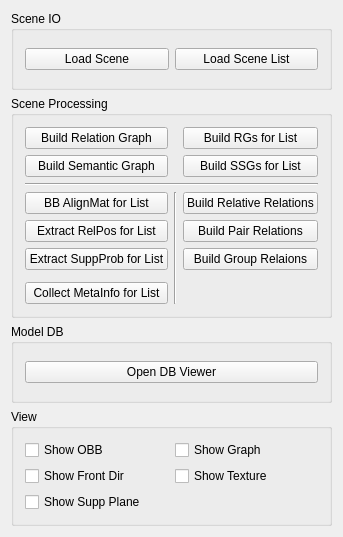
maruitx/text2scene-learning, file scene_lab/scene_lab_widget.ui: the form before one commit.
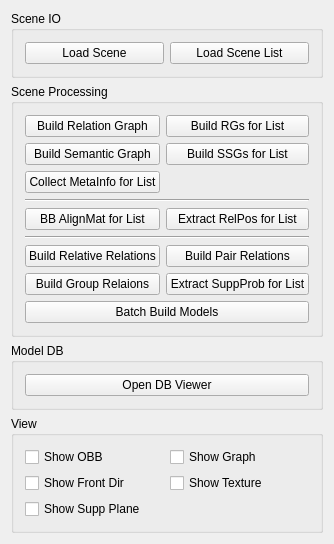
The form after the commit.

Commit message: add batch learning models

```diff
--- a/scene_lab/scene_lab_widget.ui
+++ b/scene_lab/scene_lab_widget.ui
@@ -43,94 +43,101 @@
       <string>Scene Processing</string>
      </property>
      <layout class="QGridLayout" name="gridLayout_3">
-      <item row="2" column="2">
-       <widget class="QPushButton" name="buildSSGForListButton">
-        <property name="text">
-         <string>Build SSGs for List</string>
-        </property>
-       </widget>
-      </item>
-      <item row="2" column="0">
-       <widget class="QPushButton" name="buildSemGraphButton">
-        <property name="text">
-         <string>Build Semantic Graph</string>
-        </property>
-       </widget>
-      </item>
-      <item row="1" column="2">
+      <item row="1" column="1">
        <widget class="QPushButton" name="buildRGForListButton">
         <property name="text">
          <string>Build RGs for List</string>
         </property>
        </widget>
       </item>
-      <item row="1" column="0">
-       <widget class="QPushButton" name="buildRelationGraphButton">
-        <property name="text">
-         <string>Build Relation Graph</string>
-        </property>
-       </widget>
-      </item>
-      <item row="7" column="0">
-       <widget class="QPushButton" name="computeBBAlignMatForListButton">
-        <property name="text">
-         <string>BB AlignMat for List</string>
-        </property>
-       </widget>
-      </item>
-      <item row="8" column="2">
+      <item row="10" column="1">
        <widget class="QPushButton" name="buildPairRelationButton">
         <property name="text">
          <string>Build Pair Relations</string>
         </property>
        </widget>
       </item>
-      <item row="7" column="2">
-       <widget class="QPushButton" name="buildRelativeRelationButton">
-        <property name="text">
-         <string>Build Relative Relations</string>
+      <item row="7" column="0" colspan="2">
+       <widget class="Line" name="line">
+        <property name="orientation">
+         <enum>Qt::Horizontal</enum>
         </property>
        </widget>
       </item>
       <item row="8" column="0">
+       <widget class="QPushButton" name="computeBBAlignMatForListButton">
+        <property name="text">
+         <string>BB AlignMat for List</string>
+        </property>
+       </widget>
+      </item>
+      <item row="1" column="0">
+       <widget class="QPushButton" name="buildRelationGraphButton">
+        <property name="text">
+         <string>Build Relation Graph</string>
+        </property>
+       </widget>
+      </item>
+      <item row="2" column="1">
+       <widget class="QPushButton" name="buildSSGForListButton">
+        <property name="text">
+         <string>Build SSGs for List</string>
+        </property>
+       </widget>
+      </item>
+      <item row="2" column="0">
+       <widget class="QPushButton" name="buildSemGraphButton">
+        <property name="text">
+         <string>Build Semantic Graph</string>
+        </property>
+       </widget>
+      </item>
+      <item row="8" column="1">
        <widget class="QPushButton" name="extractRelPosForList">
         <property name="text">
          <string>Extract RelPos for List</string>
         </property>
        </widget>
       </item>
-      <item row="6" column="0" colspan="3">
-       <widget class="Line" name="line">
-        <property name="orientation">
-         <enum>Qt::Horizontal</enum>
-        </property>
-       </widget>
-      </item>
-      <item row="7" column="1" rowspan="5">
-       <widget class="Line" name="line_2">
-        <property name="orientation">
-         <enum>Qt::Vertical</enum>
+      <item row="10" column="0">
+       <widget class="QPushButton" name="buildRelativeRelationButton">
+        <property name="text">
+         <string>Build Relative Relations</string>
         </property>
        </widget>
       </item>
       <item row="11" column="0">
+       <widget class="QPushButton" name="buildGroupRelationButton">
+        <property name="text">
+         <string>Build Group Relaions</string>
+        </property>
+       </widget>
+      </item>
+      <item row="3" column="0">
        <widget class="QPushButton" name="collectMetaInfoButton">
         <property name="text">
          <string>Collect MetaInfo for List</string>
         </property>
        </widget>
       </item>
-      <item row="9" column="0">
+      <item row="11" column="1">
        <widget class="QPushButton" name="extractSuppProbButton">
         <property name="text">
          <string>Extract SuppProb for List</string>
         </property>
        </widget>
       </item>
-      <item row="9" column="2">
-       <widget class="QPushButton" name="buildGroupRelationButton">
+      <item row="9" column="0" colspan="2">
+       <widget class="Line" name="line_2">
+        <property name="orientation">
+         <enum>Qt::Horizontal</enum>
+        </property>
+       </widget>
+      </item>
+      <item row="12" column="0" colspan="2">
+       <widget class="QPushButton" name="batchBuildModelsButton">
         <property name="text">
-         <string>Build Group Relaions</string>
+         <string>Batch Build Models</string>
         </property>
        </widget>
       </item>
```
The commit also changes 17 other files.
